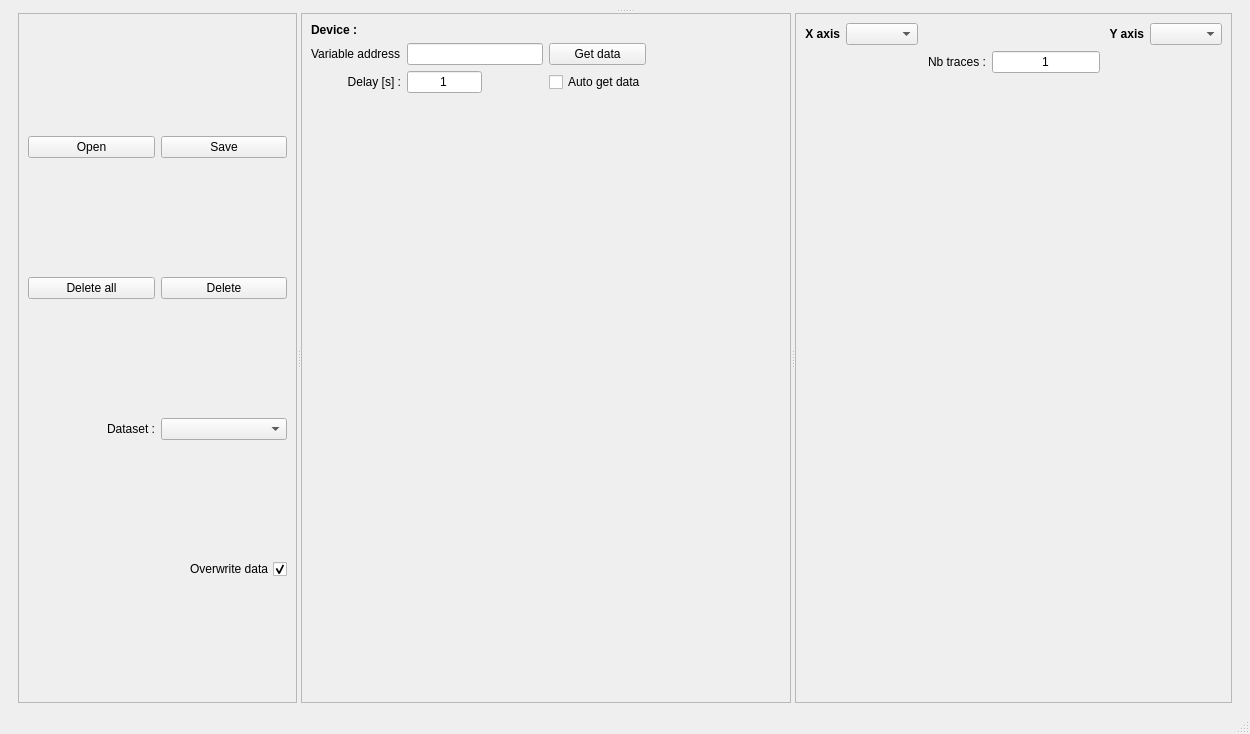
autolab-project/autolab, file autolab/core/gui/plotting/interface.ui: the form before one commit.
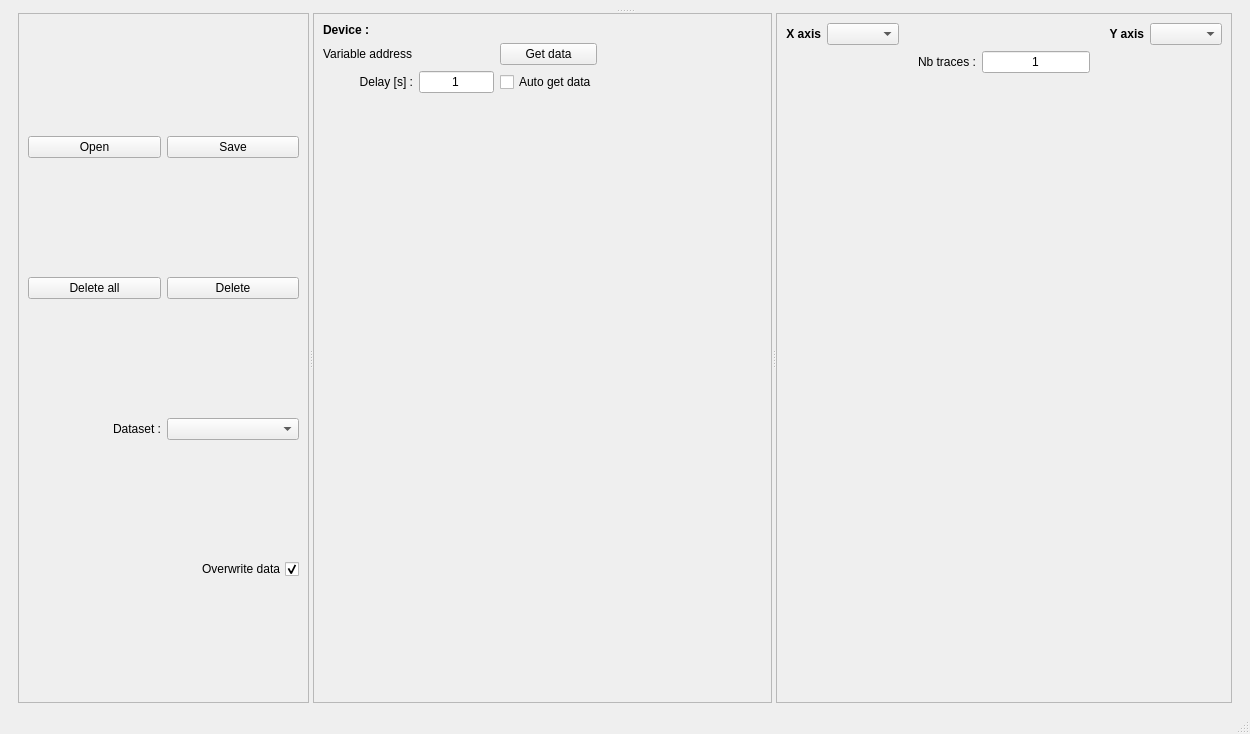
The form after the commit.

```diff
--- a/autolab/core/gui/plotting/interface.ui
+++ b/autolab/core/gui/plotting/interface.ui
@@ -181,16 +181,6 @@
               </property>
              </widget>
             </item>
-            <item row="1" column="2">
-             <widget class="QLineEdit" name="device_lineEdit">
-              <property name="toolTip">
-               <string>Variable address i.g. ct400.scan.data</string>
-              </property>
-              <property name="text">
-               <string/>
-              </property>
-             </widget>
-            </item>
             <item row="1" column="4">
              <spacer name="horizontalSpacer_3">
               <property name="orientation">
```
Left out of the diff: 3 changed lines with no effect on the pictures.
